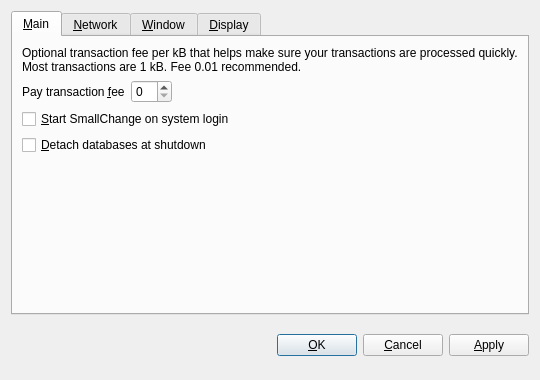
The window that src/qt/forms/optionsdialog.ui (GhostLion/GameCoin) describes before a commit, drawn with Qt 5.
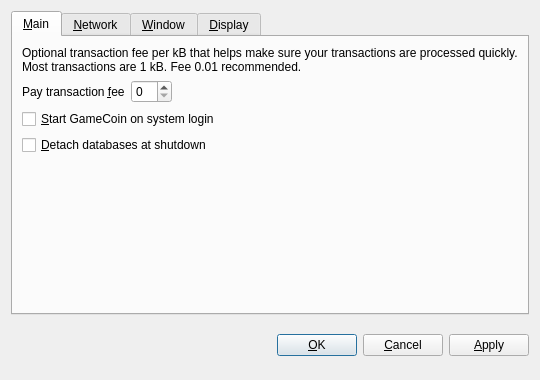
The same window after the commit. The open tabs and pages were chosen to show the change. Custom widgets are drawn as their Qt base class.

Patch:
```diff
--- a/src/qt/forms/optionsdialog.ui
+++ b/src/qt/forms/optionsdialog.ui
@@ -82,7 +82,7 @@
           <string>Automatically start SmallChange after logging in to the system.</string>
          </property>
          <property name="text">
-          <string>&amp;Start SmallChange on system login</string>
+          <string>&amp;Start GameCoin on system login</string>
          </property>
         </widget>
        </item>
```
Left out of the diff: 2 changed lines with no effect on the pictures.
